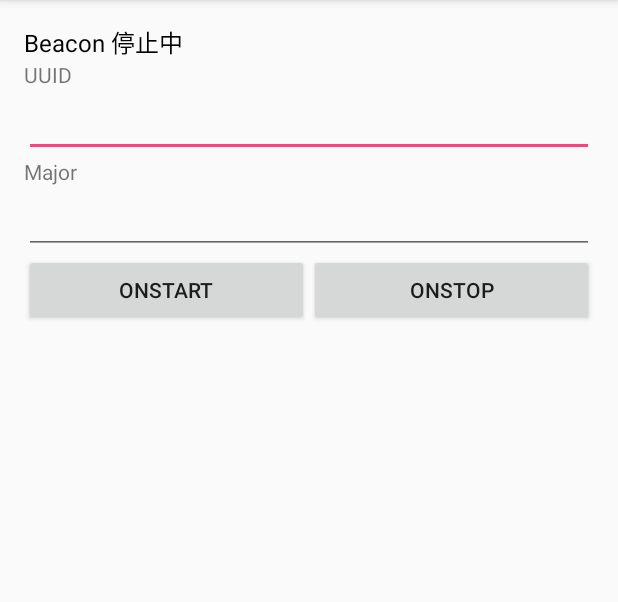
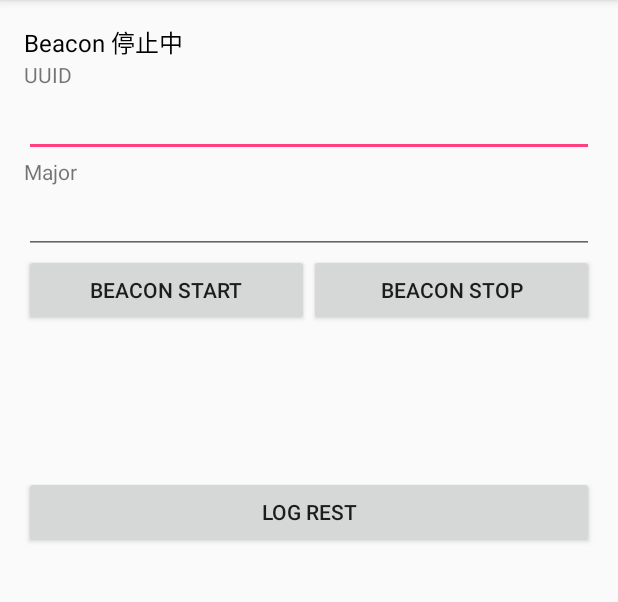
Before and after one commit to takayama-lion/mimamori_dev, an Android app: the screen it shows after launch (MainActivity), on a phone screen of 412 x 824 dp, the part 84-686 px from its top. Run offline under Robolectric (Android 15) with nearby library versions, the phone set to English and light mode, and no system bars; libraries missing offline, so code that uses them is left out: org.altbeacon.beacon.

Commit message:
Android iBeacon Sample

```diff
--- a/Android-Sample/IBeaconSample2/app/build.gradle
+++ b/Android-Sample/IBeaconSample2/app/build.gradle
@@ -2,7 +2,7 @@ apply plugin: 'com.android.application'
 
 android {
     compileSdkVersion 25
-    buildToolsVersion "25.0.0"
+    buildToolsVersion "25.0.1"
     defaultConfig {
         applicationId "sdtk.topaz.ne.jp.ibeaconsample2"
         minSdkVersion 17
--- a/Android-Sample/IBeaconSample2/app/src/main/java/sdtk/topaz/ne/jp/ibeaconsample2/MainActivity.java
+++ b/Android-Sample/IBeaconSample2/app/src/main/java/sdtk/topaz/ne/jp/ibeaconsample2/MainActivity.java
@@ -2,12 +2,17 @@ package sdtk.topaz.ne.jp.ibeaconsample2;
 
 import android.Manifest;
 import android.app.ActivityManager;
+import android.content.BroadcastReceiver;
+import android.content.Context;
 import android.content.Intent;
+import android.content.IntentFilter;
 import android.content.SharedPreferences;
 import android.content.pm.PackageManager;
 import android.graphics.Color;
 import android.os.Build;
+import android.os.Handler;
 import android.support.v4.app.ActivityCompat;
+import android.support.v4.content.LocalBroadcastManager;
 import android.support.v7.app.AppCompatActivity;
 import android.os.Bundle;
 import android.util.Log;
@@ -29,6 +34,12 @@ public class MainActivity extends AppCompatActivity {
 
     private TextView mStatusView;
 
+    private TextView mLogText;
+
+    private BroadcastReceiver receiver;
+
+    private Handler mHandler = new Handler();
+
     @Override
     protected void onCreate(Bundle savedInstanceState) {
         super.onCreate(savedInstanceState);
@@ -37,6 +48,7 @@ public class MainActivity extends AppCompatActivity {
         mStatusView = (TextView) findViewById(R.id.status);
         mUUIDText = (EditText) findViewById(R.id.uuid);
         mMajorText = (EditText) findViewById(R.id.major);
+        mLogText = (TextView) findViewById(R.id.log);
 
         ActivityCompat.requestPermissions(this,
                 new String[]{ Manifest.permission.ACCESS_FINE_LOCATION },
@@ -58,18 +70,42 @@ public class MainActivity extends AppCompatActivity {
             mMajorText.setText(major);
         }
         setText();
+
+        receiver = new BroadcastReceiver() {
+            @Override
+            public void onReceive(Context context, Intent intent) {
+                if (intent.getAction().equals("action1")) {
+                    final String message = intent.getStringExtra("message");
+                    mHandler.post(new Runnable() {
+                        @Override
+                        public void run() {
+                            mLogText.setText(message);
+                        }
+                    });
+                }
+            }
+        };
     }
 
     @Override
     public void onResume() {
         super.onResume();
+        IntentFilter filter = new IntentFilter();
+        filter.addAction("action1");
+        LocalBroadcastManager.getInstance(getApplicationContext()).registerReceiver(receiver, filter);
     }
 
-    public void onStart(View view) {
+    @Override
+    public void onStop() {
+        super.onStop();
+        LocalBroadcastManager.getInstance(getApplicationContext()).unregisterReceiver(receiver);
+    }
+
+    public void onBeaconStart(View view) {
         Log.d(TAG, "--onStart");
 
         if (isService()) {
-            onStop(view);
+            onBeaconStop(view);
         }
         Intent intent = new Intent(this, iBeaconService.class);
         intent.setAction(iBeaconService.PARAM_ID);
@@ -99,12 +135,17 @@ public class MainActivity extends AppCompatActivity {
         setText();
     }
 
-    public void onStop(View view) {
+    public void onBeaconStop(View view) {
         Log.d(TAG, "--onStop");
         if (isService()) {
             stopService(new Intent(this, iBeaconService.class));
         }
         setText();
+    }
+
+    public void onReset(View view) {
+        Log.d(TAG, "--onReset");
+        mLogText.setText("");
     }
 
     private boolean isService() {
--- a/Android-Sample/IBeaconSample2/app/src/main/java/sdtk/topaz/ne/jp/ibeaconsample2/iBeaconService.java
+++ b/Android-Sample/IBeaconSample2/app/src/main/java/sdtk/topaz/ne/jp/ibeaconsample2/iBeaconService.java
@@ -3,8 +3,10 @@ package sdtk.topaz.ne.jp.ibeaconsample2;
 import android.Manifest;
 import android.app.PendingIntent;
 import android.app.Service;
+import android.content.BroadcastReceiver;
 import android.content.Context;
 import android.content.Intent;
+import android.content.IntentFilter;
 import android.content.SharedPreferences;
 import android.content.pm.PackageManager;
 import android.location.Criteria;
@@ -17,6 +19,7 @@ import android.os.IBinder;
 import android.os.Looper;
 import android.os.RemoteException;
 import android.support.v4.app.ActivityCompat;
+import android.support.v4.content.LocalBroadcastManager;
 import android.util.Log;
 import android.widget.Toast;
 
@@ -52,6 +55,7 @@ public class iBeaconService extends Service implements BeaconConsumer, MonitorNo
     private double Longtitude = 0;
 
     public iBeaconService() {
+        Log.d(TAG, "---instance---");
     }
 
     @Override
@@ -85,6 +89,7 @@ public class iBeaconService extends Service implements BeaconConsumer, MonitorNo
         }
         mRegion = new Region("10000000-EE6E-2001-B000-005511DDAEGD", uuid, major, minor);
 
+        Log.i(TAG, "---set UUID:[" + uuid + "] major:[" + major + "]");
         create();
 
         return START_STICKY;
@@ -95,8 +100,10 @@ public class iBeaconService extends Service implements BeaconConsumer, MonitorNo
         super.onDestroy();
         Log.d(TAG, "--onDestroy");
 
-        mBeaconManager.removeMonitoreNotifier(this);
-        mBeaconManager.unbind(this);
+        if (mBeaconManager != null) {
+            mBeaconManager.removeMonitoreNotifier(this);
+            mBeaconManager.unbind(this);
+        }
     }
 
     @Override
@@ -116,9 +123,6 @@ public class iBeaconService extends Service implements BeaconConsumer, MonitorNo
      * create
      */
     private void create() {
-        if (mBeaconManager != null) {
-            return;
-        }
         // インスタンス化
         mBeaconManager = BeaconManager.getInstanceForApplication(this);
         mBeaconManager.getBeaconParsers().add(new BeaconParser().setBeaconLayout(IBEACON_FORMAT));
@@ -131,7 +135,7 @@ public class iBeaconService extends Service implements BeaconConsumer, MonitorNo
     @Override
     public void didEnterRegion(Region region) {
         setLocation();
-        Log.i("TAG,", "enter------[" + region.getId1() + "][" + region.getId2() + "][" + region.getId2() + "]");
+//        Log.i("TAG,", "enter------[" + region.getId1() + "][" + region.getId2() + "][" + region.getId3() + "]");
         mBeaconManager.addRangeNotifier(this);
         try {
             mBeaconManager.startRangingBeaconsInRegion(region);
@@ -143,7 +147,7 @@ public class iBeaconService extends Service implements BeaconConsumer, MonitorNo
 
     @Override
     public void didExitRegion(Region region) {
-        Log.i("TAG,", "exit------[" + region.getId1() + "][" + region.getId2() + "][" + region.getId2() + "]");
+//        Log.i("TAG,", "exit------[" + region.getId1() + "][" + region.getId2() + "][" + region.getId3() + "]");
         try {
             mBeaconManager.stopRangingBeaconsInRegion(region);
         } catch (RemoteException e) {
@@ -160,16 +164,16 @@ public class iBeaconService extends Service implements BeaconConsumer, MonitorNo
 
     @Override
     public void didDetermineStateForRegion(int i, Region region) {
-        Log.i("TAG,", "determine------[" + i + "][" + region.getId1() + "][" + region.getId2() + "][" + region.getId2() + "]");
-
+//        Log.i("TAG,", "determine------[" + i + "][" + region.getId1() + "][" + region.getId2() + "][" + region.getId3() + "]");
     }
 
     @Override
     public void didRangeBeaconsInRegion(Collection<Beacon> collection, Region region) {
         for (Beacon beacon : collection) {
-            String message = "UUID:[" + beacon.getId1() + "] major:[" + beacon.getId2() + "] minor:[" + beacon.getId2() + "] latitude:[" + Latitude + "] longitude:[" + Longtitude + "]";
+            String message = "UUID:[" + beacon.getId1() + "]\n major:[" + beacon.getId2() + "]\n minor:[" + beacon.getId3() + "]\n latitude:[" + Latitude + "]\n longitude:[" + Longtitude + "]";
             setToast(message);
-            Log.i("TAG,", "beacon------UUID:[" + beacon.getId1() + "] major:[" + beacon.getId2() + "] minor:[" + beacon.getId2() + "] latitude:[" + Latitude + "] longitude:[" + Longtitude + "]");
+            sendSyncBroadcast(message);
+            Log.i("TAG,", "beacon------UUID:[" + beacon.getId1() + "] major:[" + beacon.getId2() + "] minor:[" + beacon.getId3() + "] latitude:[" + Latitude + "] longitude:[" + Longtitude + "]");
         }
     }
 
@@ -221,4 +225,25 @@ public class iBeaconService extends Service implements BeaconConsumer, MonitorNo
             }
         });
     }
+
+    private void sendSyncBroadcast(String message) {
+        BroadcastReceiver receiver = new BroadcastReceiver() {
+            @Override
+            public void onReceive(Context context, Intent intent) {
+
+            }
+        };
+        IntentFilter filter = new IntentFilter();
+        filter.addAction("action2");
+        Intent i = new Intent();
+        i.setAction("action1");
+        i.putExtra("message", message);
+
+        LocalBroadcastManager.getInstance(getApplicationContext()).registerReceiver(receiver, filter);
+        Log.d("", "Start Activity");
+        LocalBroadcastManager.getInstance(getApplicationContext()).sendBroadcastSync(i);
+        Log.d("", "End Activity");
+        LocalBroadcastManager.getInstance(getApplicationContext()).unregisterReceiver(receiver);
+
+    }
 }
--- a/Android-Sample/IBeaconSample2/app/src/main/res/layout/activity_main.xml
+++ b/Android-Sample/IBeaconSample2/app/src/main/res/layout/activity_main.xml
@@ -45,18 +45,29 @@
         android:layout_height="wrap_content">
 
         <Button
-            android:text="onStart"
-            android:onClick="onStart"
+            android:text="Beacon Start"
+            android:onClick="onBeaconStart"
             android:layout_weight="0.5"
             android:layout_width="match_parent"
             android:layout_height="wrap_content" />
 
         <Button
-            android:text="onStop"
-            android:onClick="onStop"
+            android:text="Beacon Stop"
+            android:onClick="onBeaconStop"
             android:layout_weight="0.5"
             android:layout_width="match_parent"
             android:layout_height="wrap_content" />
 
     </LinearLayout>
+    <TextView
+        android:id="@+id/log"
+        android:layout_width="match_parent"
+        android:layout_height="100dp" />
+
+    <Button
+        android:text="Log Rest"
+        android:onClick="onReset"
+        android:layout_width="match_parent"
+        android:layout_height="wrap_content" />
+
 </LinearLayout>
```
Also changed, not shown: 2 other files.
